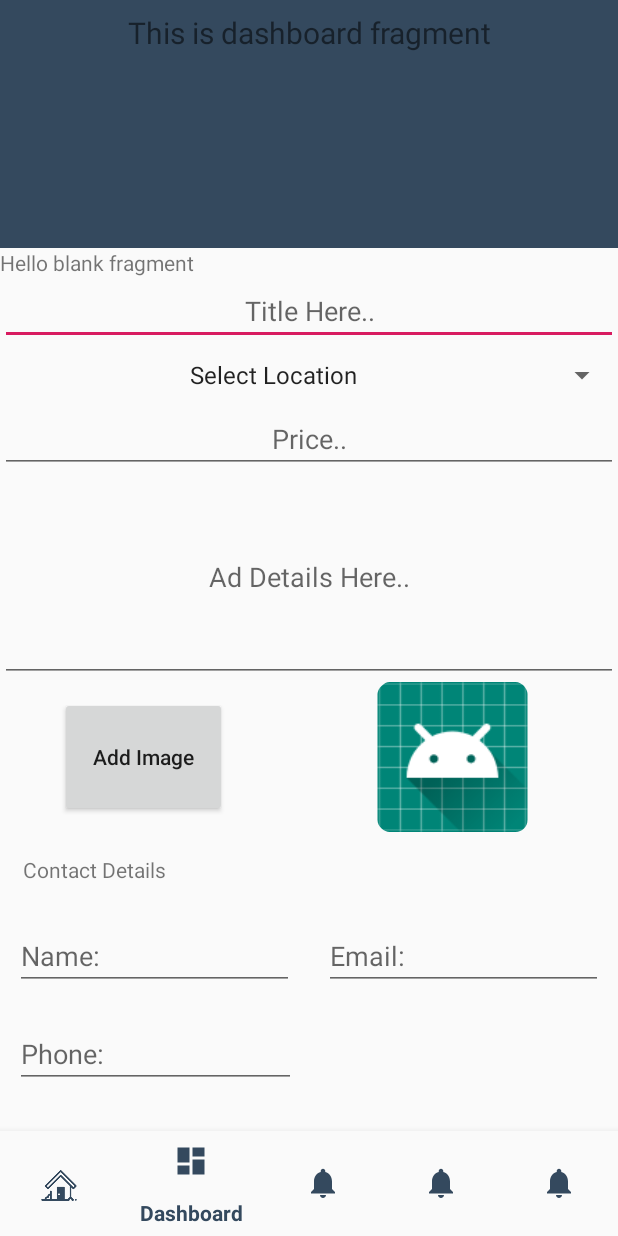
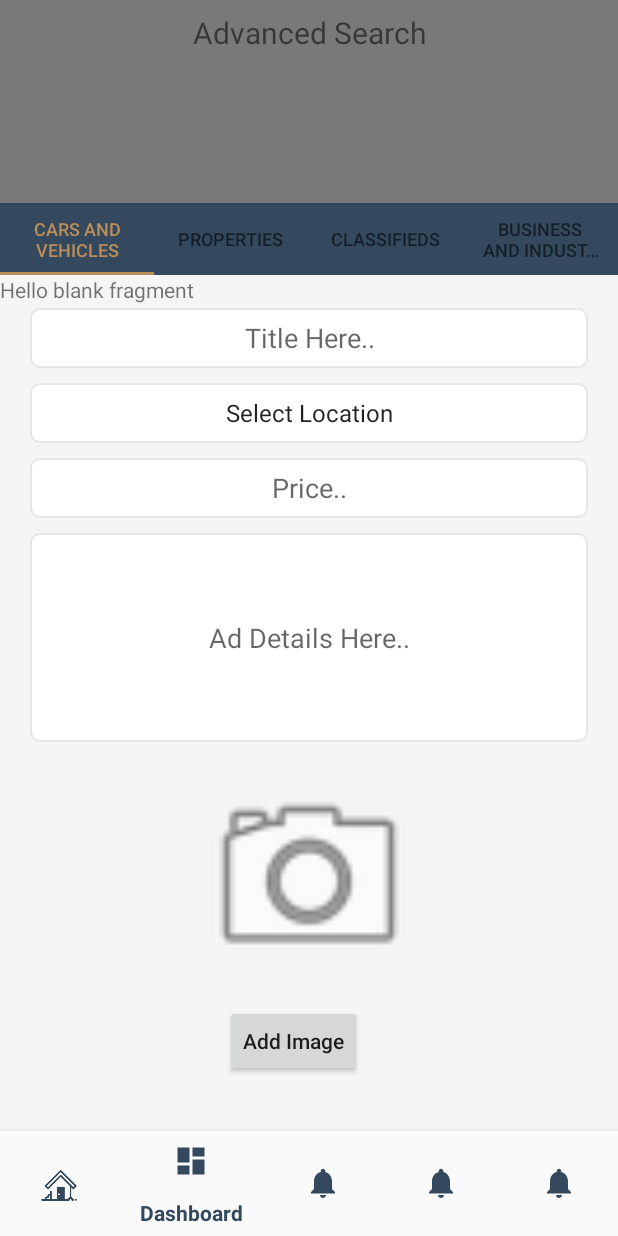
Before and after one commit to Damish/Ads_lk, an Android app: the fragment PostUI2 placed in its activity, item 2 of the bottom bar chosen, on a phone screen of 412 x 824 dp. Run offline under Robolectric (Android 15) with nearby library versions, the phone set to English and light mode, and no system bars; our stand-ins replace Picasso, navigation-ui; pictures from the network do not load.

Commit message:
Created Advanced Search tab view, post ad UI changed : Kisal

```diff
--- /dev/null
+++ b/app/src/main/java/com/damishs/ads_lk/ui/dashboard/CarsVehiclesAdvancedSearch.java
@@ -0,0 +1,19 @@
+package com.damishs.ads_lk.ui.dashboard;
+
+import android.os.Bundle;
+import android.view.LayoutInflater;
+import android.view.View;
+import android.view.ViewGroup;
+
+import androidx.fragment.app.Fragment;
+
+import com.damishs.ads_lk.R;
+
+
+public class CarsVehiclesAdvancedSearch extends Fragment {
+    @Override
+    public View onCreateView(LayoutInflater inflater, ViewGroup container,
+                             Bundle savedInstanceState) {
+        return inflater.inflate(R.layout.fragment_blank, container, false);
+    }
+}
--- a/app/src/main/java/com/damishs/ads_lk/ui/dashboard/DashboardFragment.java
+++ b/app/src/main/java/com/damishs/ads_lk/ui/dashboard/DashboardFragment.java
@@ -11,12 +11,20 @@ import androidx.annotation.NonNull;
 import androidx.fragment.app.Fragment;
 import androidx.lifecycle.Observer;
 import androidx.lifecycle.ViewModelProviders;
+import androidx.viewpager.widget.ViewPager;
 
 import com.damishs.ads_lk.R;
+import com.google.android.material.tabs.TabItem;
+import com.google.android.material.tabs.TabLayout;
 
 public class DashboardFragment extends Fragment {
 
     private DashboardViewModel dashboardViewModel;
+
+    private TabLayout mTabLayout;
+    private TabItem home,a1,a2,a3;
+    private ViewPager mPager;
+    private PageController pageController;
 
     public View onCreateView(@NonNull LayoutInflater inflater,
                              ViewGroup container, Bundle savedInstanceState) {
@@ -30,6 +38,38 @@ public class DashboardFragment extends Fragment {
                 textView.setText(s);
             }
         });
+
+
+
+
+
+        mTabLayout=root.findViewById(R.id.tablayout);
+        home=root.findViewById(R.id.home);
+        a1=root.findViewById(R.id.home1);
+        a2=root.findViewById(R.id.home2);
+        a3=root.findViewById(R.id.home3);
+        mPager = root.findViewById(R.id.viewpager);
+
+        pageController = new PageController(getActivity().getSupportFragmentManager(),mTabLayout.getTabCount());
+        mPager.setAdapter(pageController);
+        mTabLayout.addOnTabSelectedListener(new TabLayout.OnTabSelectedListener() {
+            @Override
+            public void onTabSelected(TabLayout.Tab tab) {
+                mPager.setCurrentItem(tab.getPosition());
+            }
+
+            @Override
+            public void onTabUnselected(TabLayout.Tab tab) {
+
+            }
+
+            @Override
+            public void onTabReselected(TabLayout.Tab tab) {
+
+            }
+        });
+        mPager.addOnPageChangeListener(new TabLayout.TabLayoutOnPageChangeListener(mTabLayout));
+
         return root;
     }
 }
--- a/app/src/main/java/com/damishs/ads_lk/ui/dashboard/DashboardViewModel.java
+++ b/app/src/main/java/com/damishs/ads_lk/ui/dashboard/DashboardViewModel.java
@@ -3,6 +3,8 @@ package com.damishs.ads_lk.ui.dashboard;
 import androidx.lifecycle.LiveData;
 import androidx.lifecycle.MutableLiveData;
 import androidx.lifecycle.ViewModel;
+
+import java.time.format.TextStyle;
 
 public class DashboardViewModel extends ViewModel {
 
@@ -10,7 +12,9 @@ public class DashboardViewModel extends ViewModel {
 
     public DashboardViewModel() {
         mText = new MutableLiveData<>();
-        mText.setValue("This is dashboard fragment");
+        mText.setValue("Advanced Search");
+
+
     }
 
     public LiveData<String> getText() {
--- /dev/null
+++ b/app/src/main/java/com/damishs/ads_lk/ui/dashboard/PageController.java
@@ -0,0 +1,36 @@
+package com.damishs.ads_lk.ui.dashboard;
+
+import androidx.fragment.app.Fragment;
+import androidx.fragment.app.FragmentManager;
+import androidx.fragment.app.FragmentPagerAdapter;
+
+public class PageController extends FragmentPagerAdapter {
+    int tabCount;
+    public PageController(FragmentManager fm, int tabCount) {
+        super(fm);
+        this.tabCount=tabCount;
+    }
+
+    @Override
+    public Fragment getItem(int position) {
+        switch (position){
+            case 0:
+                return new CarsVehiclesAdvancedSearch();
+            case 1:
+                return new PropertiesAdvancedSearch();
+            case 2:
+                return new ClassifiedAdvancedSearch();
+            case 3:
+                return new BusinessIndustryAdvancedSearch();
+            default:
+                return null;
+
+        }
+
+    }
+
+    @Override
+    public int getCount() {
+        return tabCount;
+    }
+}
--- /dev/null
+++ b/app/src/main/java/com/damishs/ads_lk/ui/dashboard/PropertiesAdvancedSearch.java
@@ -0,0 +1,21 @@
+package com.damishs.ads_lk.ui.dashboard;
+
+import android.os.Bundle;
+import android.view.LayoutInflater;
+import android.view.View;
+import android.view.ViewGroup;
+
+import androidx.fragment.app.Fragment;
+
+import com.damishs.ads_lk.R;
+
+
+public class PropertiesAdvancedSearch extends Fragment {
+
+    @Override
+    public View onCreateView(LayoutInflater inflater, ViewGroup container,
+                             Bundle savedInstanceState) {
+        // Inflate the layout for this fragment
+        return inflater.inflate(R.layout.fragment_properties_advanced_search, container, false);
+    }
+}
--- /dev/null
+++ b/app/src/main/res/drawable/buttonk_customize.xml
@@ -0,0 +1,5 @@
+<?xml version="1.0" encoding="utf-8"?>
+<shape xmlns:android="http://schemas.android.com/apk/res/android" android:shape="rectangle">
+    <solid android:color="#2471A3"/>
+    <corners android:radius="15dp"/>
+</shape>
--- a/app/src/main/res/drawable/edit_text_border_1.xml
+++ b/app/src/main/res/drawable/edit_text_border_1.xml
@@ -5,6 +5,7 @@
         android:radius="6dp" />
 
 
-    <solid android:color="#00000000" />
+    <solid android:color="#FFFF" />
     <stroke android:width="1dp" android:color="#E6E6E6" />
 </shape>
+<!--    #00000000-->
--- /dev/null
+++ b/app/src/main/res/layout/fragment_blank.xml
@@ -0,0 +1,14 @@
+<?xml version="1.0" encoding="utf-8"?>
+<FrameLayout xmlns:android="http://schemas.android.com/apk/res/android"
+    xmlns:tools="http://schemas.android.com/tools"
+    android:layout_width="match_parent"
+    android:layout_height="match_parent"
+    tools:context=".ui.dashboard.CarsVehiclesAdvancedSearch">
+
+    <!-- TODO: Update blank fragment layout -->
+    <TextView
+        android:layout_width="match_parent"
+        android:layout_height="match_parent"
+        android:text="@string/hello_blank_fragment" />
+
+</FrameLayout>
--- a/app/src/main/res/layout/fragment_dashboard.xml
+++ b/app/src/main/res/layout/fragment_dashboard.xml
@@ -1,8 +1,18 @@
 <?xml version="1.0" encoding="utf-8"?>
-<androidx.constraintlayout.widget.ConstraintLayout xmlns:android="http://schemas.android.com/apk/res/android"
+<LinearLayout xmlns:android="http://schemas.android.com/apk/res/android"
     xmlns:app="http://schemas.android.com/apk/res-auto"
     android:layout_width="match_parent"
-    android:layout_height="match_parent">
+    android:layout_height="match_parent"
+    android:orientation="vertical">
+
+
+
+    <androidx.constraintlayout.widget.ConstraintLayout
+        android:id="@+id/constraintLayout"
+        android:layout_width="match_parent"
+        android:layout_height="135dp"
+        android:background="@color/color_bg_darkAsh">
+
 
         <TextView
             android:id="@+id/text_dashboard"
@@ -17,3 +27,43 @@
             app:layout_constraintStart_toStartOf="parent"
             app:layout_constraintTop_toTopOf="parent" />
     </androidx.constraintlayout.widget.ConstraintLayout>
+
+    <com.google.android.material.tabs.TabLayout
+        android:id="@+id/tablayout"
+        android:layout_width="match_parent"
+        android:layout_height="wrap_content"
+        app:tabBackground="@color/color_bg_blue"
+        app:tabIndicatorColor="@color/color_bg_gold"
+        app:tabSelectedTextColor="@color/color_bg_gold">
+
+        <com.google.android.material.tabs.TabItem
+            android:id="@+id/home"
+            android:layout_width="wrap_content"
+            android:layout_height="wrap_content"
+            android:text="Cars And Vehicles" />
+
+
+        <com.google.android.material.tabs.TabItem
+            android:id="@+id/home1"
+            android:layout_width="wrap_content"
+            android:layout_height="wrap_content"
+            android:text="Properties" />
+
+        <com.google.android.material.tabs.TabItem
+            android:id="@+id/home2"
+            android:layout_width="wrap_content"
+            android:layout_height="wrap_content"
+            android:text="Classifieds" />
+
+        <com.google.android.material.tabs.TabItem
+            android:id="@+id/home3"
+            android:layout_width="wrap_content"
+            android:layout_height="wrap_content"
+            android:text="Business And Industry" />
+
+    </com.google.android.material.tabs.TabLayout>
+    <androidx.viewpager.widget.ViewPager
+        android:id="@+id/viewpager"
+        android:layout_width="match_parent"
+        android:layout_height="match_parent" />
+</LinearLayout>
--- a/app/src/main/res/layout/fragment_post_ui2.xml
+++ b/app/src/main/res/layout/fragment_post_ui2.xml
@@ -36,16 +36,20 @@
         <LinearLayout
             android:layout_width="match_parent"
             android:layout_height="wrap_content"
-            android:orientation="vertical" >
+            android:orientation="vertical"
+            android:background="@color/color_bg_grey">
+
             <TextView
                 android:layout_width="match_parent"
-                android:layout_height="wrap_content"
-                android:text="@string/hello_blank_fragment" />
+                android:layout_height="40dp" />
 
             <EditText
                 android:id="@+id/title_in"
                 android:layout_width="match_parent"
-                android:layout_height="wrap_content"
+                android:layout_height="40dp"
+                android:layout_marginHorizontal="20dp"
+                android:layout_marginBottom="10dp"
+                android:background="@drawable/edit_text_border_1"
                 android:ems="10"
                 android:hint="Title Here.."
                 android:inputType="textPersonName"
@@ -55,13 +59,19 @@
                 android:id="@+id/select_loc_spinner"
                 android:layout_width="match_parent"
                 android:layout_height="40dp"
+                android:layout_marginHorizontal="20dp"
+                android:layout_marginBottom="10dp"
+                android:background="@drawable/edit_text_border_1"
                 android:entries="@array/categories_Location"
                 android:textAlignment="center" />
 
             <EditText
                 android:id="@+id/price_in"
                 android:layout_width="match_parent"
-                android:layout_height="wrap_content"
+                android:layout_height="40dp"
+                android:layout_marginHorizontal="20dp"
+                android:layout_marginBottom="10dp"
+                android:background="@drawable/edit_text_border_1"
                 android:ems="10"
                 android:hint="Price.."
                 android:inputType="textPersonName"
@@ -71,6 +81,9 @@
                 android:id="@+id/ad_details_in"
                 android:layout_width="match_parent"
                 android:layout_height="139dp"
+                android:layout_marginHorizontal="20dp"
+                android:layout_marginBottom="15dp"
+                android:background="@drawable/edit_text_border_1"
                 android:ems="10"
                 android:hint="Ad Details Here.."
                 android:inputType="textMultiLine"
@@ -81,32 +94,33 @@
                 android:layout_height="wrap_content"
                 android:orientation="horizontal">
 
+                <ImageView
+                    android:id="@+id/imageView"
+                    android:layout_width="300dp"
+                    android:layout_height="150dp"
+                    android:layout_weight="1"
+                    app:srcCompat="@android:drawable/ic_menu_camera" />
+            </LinearLayout>
+
             <Button
                 android:id="@+id/add_img_btn"
                 android:layout_width="wrap_content"
                 android:layout_height="match_parent"
-                    android:layout_marginStart="40dp"
+                android:layout_marginHorizontal="150dp"
                 android:layout_marginTop="10dp"
-                    android:layout_marginEnd="40dp"
                 android:layout_marginBottom="10dp"
                 android:layout_weight="1"
                 android:text="Add Image"
-                    android:textAllCaps="false" />
-
-                <ImageView
-                    android:id="@+id/imageView"
-                    android:layout_width="200dp"
-                    android:layout_height="100dp"
-                    android:layout_weight="1"
-                    app:srcCompat="@mipmap/ic_launcher_round" />
-            </LinearLayout>
+                android:textAllCaps="false"
+                tools:layout_marginHorizontal="150dp" />
 
             <TextView
                 android:id="@+id/textView3"
                 android:layout_width="match_parent"
-                android:layout_height="wrap_content"
-                android:layout_margin="15dp"
-                android:text="Contact Details" />
+                android:layout_height="40dp"
+                android:layout_margin="20dp"
+                android:text="Contact Details"
+                android:textSize="24sp" />
 
             <LinearLayout
                 android:layout_width="match_parent"
@@ -116,34 +130,49 @@
                 <EditText
                     android:id="@+id/TxtContactName"
                     android:layout_width="wrap_content"
-                    android:layout_height="wrap_content"
+                    android:layout_height="40dp"
                     android:layout_margin="10dp"
                     android:layout_weight="1"
+                    android:background="@drawable/edit_text_border_1"
                     android:ems="10"
                     android:hint="Name:"
                     android:inputType="textPersonName" />
 
+            </LinearLayout>
+
+            <LinearLayout
+                android:layout_width="match_parent"
+                android:layout_height="match_parent"
+                android:orientation="horizontal">
+
                 <EditText
                     android:id="@+id/TxtcontactEmail"
                     android:layout_width="wrap_content"
-                    android:layout_height="wrap_content"
+                    android:layout_height="40dp"
                     android:layout_margin="10dp"
                     android:layout_weight="1"
+                    android:background="@drawable/edit_text_border_1"
                     android:ems="10"
                     android:hint="Email:"
                     android:inputType="textPersonName" />
+            </LinearLayout>
 
-            </LinearLayout>
+            <LinearLayout
+                android:layout_width="match_parent"
+                android:layout_height="match_parent"
+                android:orientation="horizontal">
 
                 <EditText
                     android:id="@+id/TxtContactPhone"
-                android:layout_width="187dp"
-                android:layout_height="wrap_content"
+                    android:layout_width="wrap_content"
+                    android:layout_height="40dp"
                     android:layout_margin="10dp"
                     android:layout_weight="1"
+                    android:background="@drawable/edit_text_border_1"
                     android:ems="10"
                     android:hint="Phone:"
                     android:inputType="textPersonName" />
+            </LinearLayout>
 
             <Button
                 android:id="@+id/submit_btn"
--- a/app/src/main/res/values/colors.xml
+++ b/app/src/main/res/values/colors.xml
@@ -7,5 +7,7 @@
     <color name="color_bg_ash">#B4B4B4</color>
     <color name="color_bg_grey">#f5f5f5</color>
     <color name="color_bg_gold"> #EEC59259</color>
+    <color name="color_bg_darkAsh"> #797979</color>
+
 
 </resources>
```
Also changed, not shown: app/src/main/java/com/damishs/ads_lk/ui/dashboard/BusinessIndustryAdvancedSearch.java (added, +21 -0 lines), app/src/main/java/com/damishs/ads_lk/ui/dashboard/ClassifiedAdvancedSearch.java (added, +21 -0 lines), app/src/main/res/layout/fragment_business_industry_advanced_search.xml (added, +14 -0 lines), app/src/main/res/layout/fragment_classified_advanced_search.xml (added, +14 -0 lines), app/src/main/res/layout/fragment_post_ad.xml (+14 -7 lines), app/src/main/res/layout/fragment_properties_advanced_search.xml (added, +14 -0 lines). Lines whose indentation alone changed are shown as unchanged.
